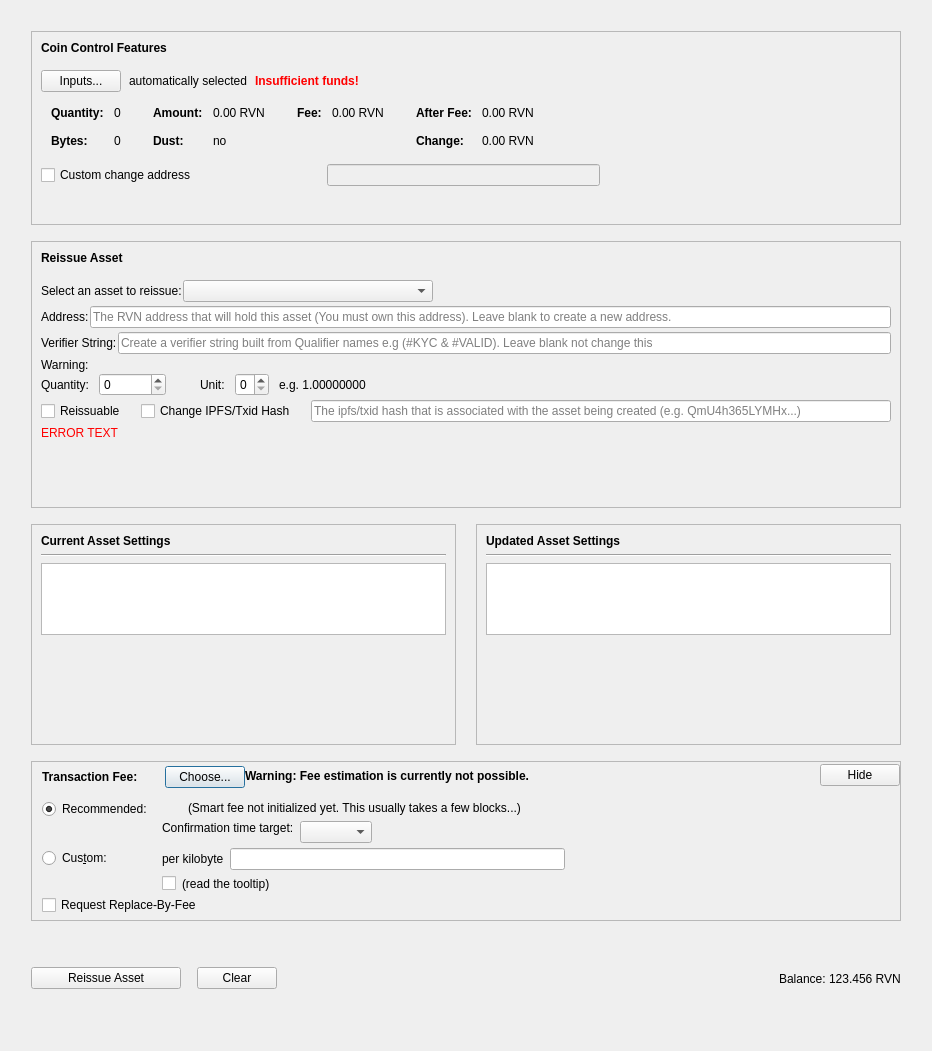
The window that src/qt/forms/reissueassetdialog.ui (RavenProject/Ravencoin) describes before a commit, drawn with Qt 5.
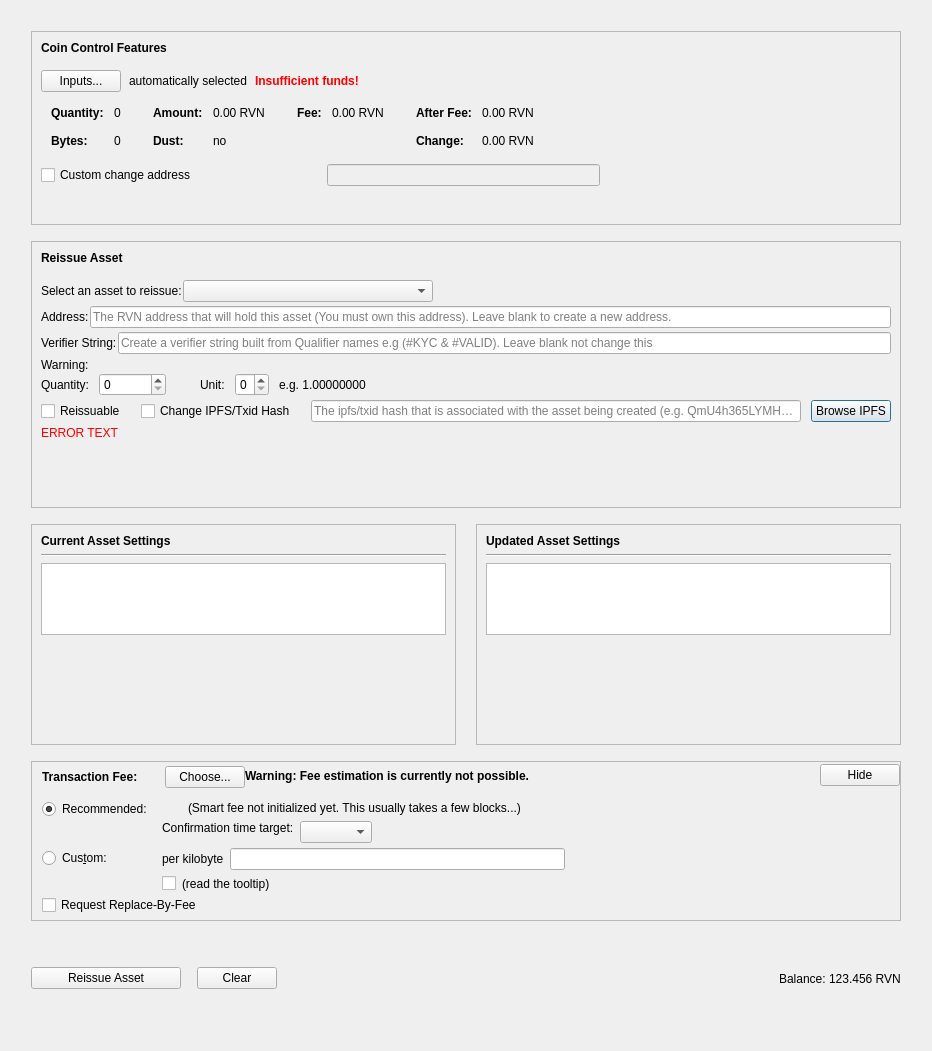
The same window after the commit. Custom widgets are drawn as their Qt base class.

Commit message:
gui: create and reissue asset views - browse ipfs button (#1144)
* gui: create asset view - browse ipfs button

    * Add button to open ipfs-hash in the configured ipfs-viewer.
      This can be handy to verify your ipfs-hash is correct, before creating the asset.

    * Remove a check that enabled the Check Availability button once the `Add IPFS/Txid hash` was enabled.

* gui: reissue asset view, browse ipfs button.

* Add button to open ipfs-hash in the configured ipfs-viewer.
  This can be handy to verify your ipfs-hash is correct, before reissuing the asset.

Patch:
```diff
--- a/src/qt/forms/reissueassetdialog.ui
+++ b/src/qt/forms/reissueassetdialog.ui
@@ -943,6 +943,13 @@
                 </property>
                </widget>
               </item>
+              <item>
+               <widget class="QPushButton" name="openIpfsButton">
+                <property name="text">
+                 <string>Browse IPFS</string>
+                </property>
+               </widget>
+              </item>
              </layout>
             </item>
            </layout>
```
The commit also changes 5 other files.
